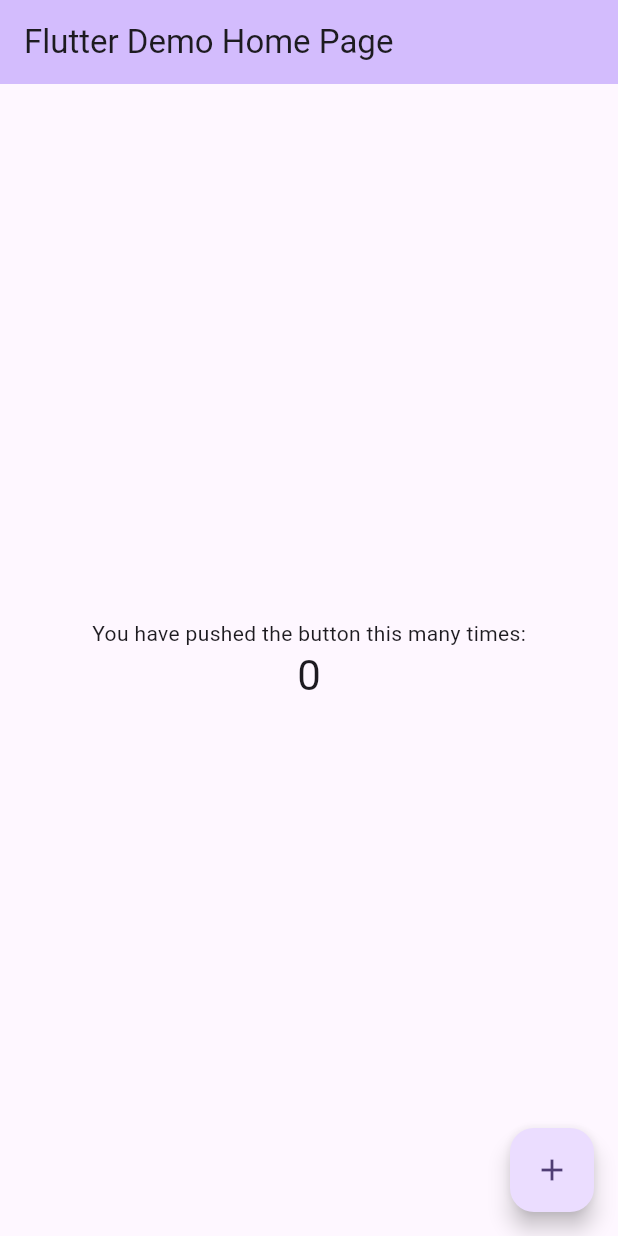
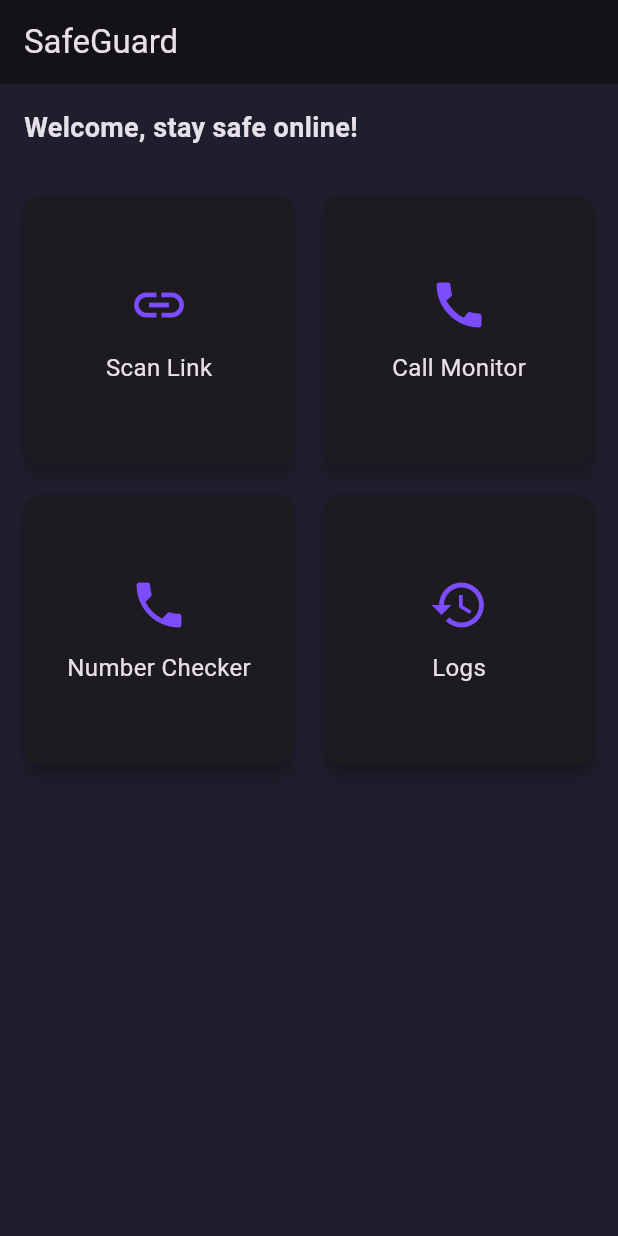
Before and after one commit to Subhojit131/Watchtower, a Flutter app: the screen it shows after launch, on a phone screen of 412 x 824 dp. Run offline on Flutter 3.47's test engine with Material 3 defaults, Android fonts, the phone set to English and light mode, and no system bars.

Commit message:
added basic UI for home page

```diff
--- a/lib/main.dart
+++ b/lib/main.dart
@@ -1,122 +1,103 @@
 import 'package:flutter/material.dart';
 
-void main() {
-  runApp(const MyApp());
-}
+void main() => runApp(const MyApp());
 
 class MyApp extends StatelessWidget {
   const MyApp({super.key});
 
-  // This widget is the root of your application.
   @override
   Widget build(BuildContext context) {
     return MaterialApp(
-      title: 'Flutter Demo',
-      theme: ThemeData(
-        // This is the theme of your application.
-        //
-        // TRY THIS: Try running your application with "flutter run". You'll see
-        // the application has a purple toolbar. Then, without quitting the app,
-        // try changing the seedColor in the colorScheme below to Colors.green
-        // and then invoke "hot reload" (save your changes or press the "hot
-        // reload" button in a Flutter-supported IDE, or press "r" if you used
-        // the command line to start the app).
-        //
-        // Notice that the counter didn't reset back to zero; the application
-        // state is not lost during the reload. To reset the state, use hot
-        // restart instead.
-        //
-        // This works for code too, not just values: Most code changes can be
-        // tested with just a hot reload.
-        colorScheme: ColorScheme.fromSeed(seedColor: Colors.deepPurple),
+      title: 'SafeGuard',
+      theme: ThemeData.dark().copyWith(
+        primaryColor: Colors.deepPurple,
+        scaffoldBackgroundColor: const Color(0xFF1E1E2C),
+        cardColor: const Color(0xFF2E2E3E),
+        elevatedButtonTheme: ElevatedButtonThemeData(
+          style: ElevatedButton.styleFrom(backgroundColor: Colors.deepPurple),
+        ),
       ),
-      home: const MyHomePage(title: 'Flutter Demo Home Page'),
+      debugShowCheckedModeBanner: false,
+      home: const MyHomePage(title: 'SafeGuard'),
     );
   }
 }
 
-class MyHomePage extends StatefulWidget {
+class MyHomePage extends StatelessWidget {
+  final String title;
   const MyHomePage({super.key, required this.title});
-
-  // This widget is the home page of your application. It is stateful, meaning
-  // that it has a State object (defined below) that contains fields that affect
-  // how it looks.
-
-  // This class is the configuration for the state. It holds the values (in this
-  // case the title) provided by the parent (in this case the App widget) and
-  // used by the build method of the State. Fields in a Widget subclass are
-  // always marked "final".
-
-  final String title;
-
-  @override
-  State<MyHomePage> createState() => _MyHomePageState();
-}
-
-class _MyHomePageState extends State<MyHomePage> {
-  int _counter = 0;
-
-  void _incrementCounter() {
-    setState(() {
-      // This call to setState tells the Flutter framework that something has
-      // changed in this State, which causes it to rerun the build method below
-      // so that the display can reflect the updated values. If we changed
-      // _counter without calling setState(), then the build method would not be
-      // called again, and so nothing would appear to happen.
-      _counter++;
-    });
-  }
 
   @override
   Widget build(BuildContext context) {
-    // This method is rerun every time setState is called, for instance as done
-    // by the _incrementCounter method above.
-    //
-    // The Flutter framework has been optimized to make rerunning build methods
-    // fast, so that you can just rebuild anything that needs updating rather
-    // than having to individually change instances of widgets.
+    final features = [
+      {'icon': Icons.link, 'label': 'Scan Link'},
+      {'icon': Icons.call, 'label': 'Call Monitor'},
+      {'icon': Icons.phone, 'label': 'Number Checker'},
+      {'icon': Icons.history, 'label': 'Logs'},
+    ];
+
     return Scaffold(
-      appBar: AppBar(
-        // TRY THIS: Try changing the color here to a specific color (to
-        // Colors.amber, perhaps?) and trigger a hot reload to see the AppBar
-        // change color while the other colors stay the same.
-        backgroundColor: Theme.of(context).colorScheme.inversePrimary,
-        // Here we take the value from the MyHomePage object that was created by
-        // the App.build method, and use it to set our appbar title.
-        title: Text(widget.title),
+      appBar: AppBar(title: Text(title)),
+      body: Column(
+        crossAxisAlignment: CrossAxisAlignment.start,
+        children: [
+          const Padding(
+            padding: EdgeInsets.all(16.0),
+            child: Text(
+              "Welcome, stay safe online!",
+              style: TextStyle(fontSize: 18, fontWeight: FontWeight.bold),
+            ),
+          ),
+          Expanded(
+            child: GridView.count(
+              crossAxisCount: 2,
+              padding: const EdgeInsets.all(12),
+              crossAxisSpacing: 12,
+              mainAxisSpacing: 12,
+              children: features
+                  .map(
+                    (f) => FeatureCard(
+                      icon: f['icon'] as IconData,
+                      label: f['label'] as String,
+                    ),
+                  )
+                  .toList(),
+            ),
+          ),
+        ],
       ),
-      body: Center(
-        // Center is a layout widget. It takes a single child and positions it
-        // in the middle of the parent.
-        child: Column(
-          // Column is also a layout widget. It takes a list of children and
-          // arranges them vertically. By default, it sizes itself to fit its
-          // children horizontally, and tries to be as tall as its parent.
-          //
-          // Column has various properties to control how it sizes itself and
-          // how it positions its children. Here we use mainAxisAlignment to
-          // center the children vertically; the main axis here is the vertical
-          // axis because Columns are vertical (the cross axis would be
-          // horizontal).
-          //
-          // TRY THIS: Invoke "debug painting" (choose the "Toggle Debug Paint"
-          // action in the IDE, or press "p" in the console), to see the
-          // wireframe for each widget.
-          mainAxisAlignment: MainAxisAlignment.center,
-          children: <Widget>[
-            const Text('You have pushed the button this many times:'),
-            Text(
-              '$_counter',
-              style: Theme.of(context).textTheme.headlineMedium,
-            ),
-          ],
-        ),
-      ),
-      floatingActionButton: FloatingActionButton(
-        onPressed: _incrementCounter,
-        tooltip: 'Increment',
-        child: const Icon(Icons.add),
-      ), // This trailing comma makes auto-formatting nicer for build methods.
     );
   }
 }
+
+class FeatureCard extends StatelessWidget {
+  final IconData icon;
+  final String label;
+
+  const FeatureCard({super.key, required this.icon, required this.label});
+
+  @override
+  Widget build(BuildContext context) {
+    return GestureDetector(
+      onTap: () {
+        ScaffoldMessenger.of(
+          context,
+        ).showSnackBar(SnackBar(content: Text('Tapped "$label"')));
+      },
+      child: Card(
+        elevation: 4,
+        shape: RoundedRectangleBorder(borderRadius: BorderRadius.circular(12)),
+        child: Center(
+          child: Column(
+            mainAxisSize: MainAxisSize.min,
+            children: [
+              Icon(icon, size: 40, color: Colors.deepPurpleAccent),
+              const SizedBox(height: 10),
+              Text(label, style: const TextStyle(fontSize: 16)),
+            ],
+          ),
+        ),
+      ),
+    );
+  }
+}
```
